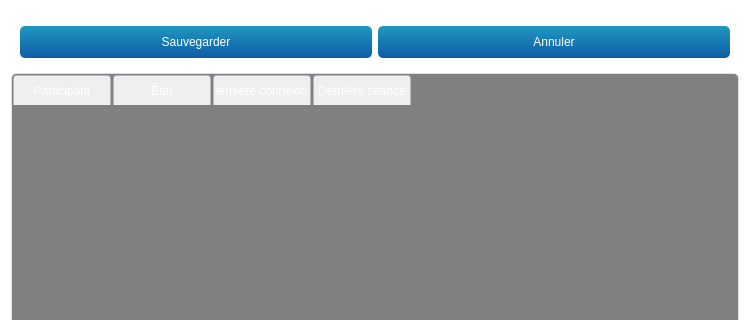
introlab/opentera, file teraplus/client/src/editors/GroupWidget.ui: the form before one commit; both pictures show x 0 to 750 and y 0 to 320 of the 750 by 505 pixel window.
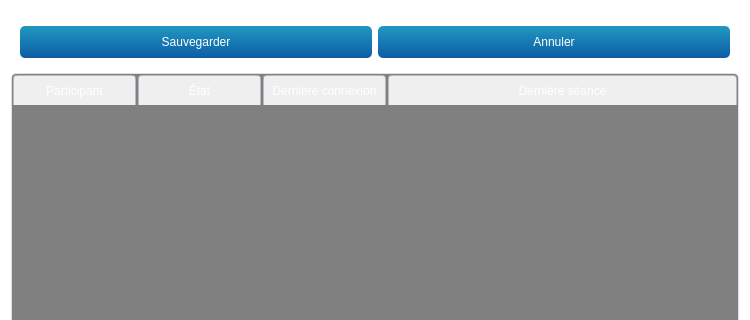
The form after the commit. Icons and pictures are not drawn. Custom widgets are drawn as their Qt base class.

The edit to the form file:
```diff
--- a/teraplus/client/src/editors/GroupWidget.ui
+++ b/teraplus/client/src/editors/GroupWidget.ui
@@ -195,6 +195,12 @@
        <verstretch>0</verstretch>
       </sizepolicy>
      </property>
+     <attribute name="horizontalHeaderDefaultSectionSize">
+      <number>125</number>
+     </attribute>
+     <attribute name="horizontalHeaderStretchLastSection">
+      <bool>true</bool>
+     </attribute>
      <column>
       <property name="text">
        <string>Participant</string>
```
